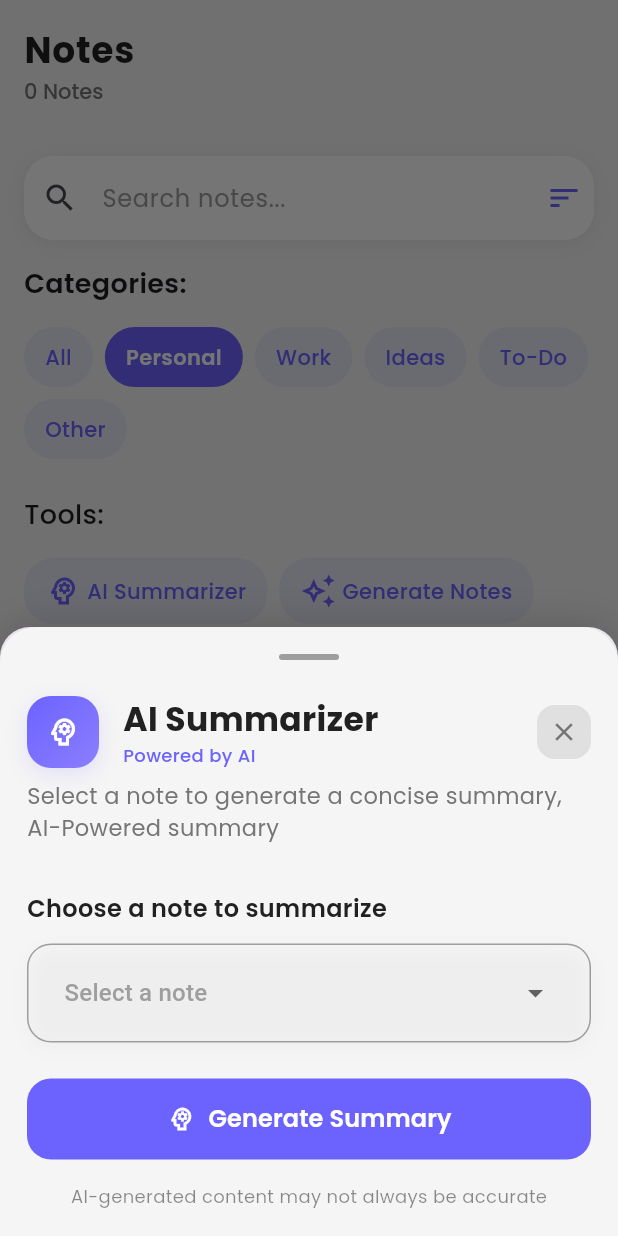
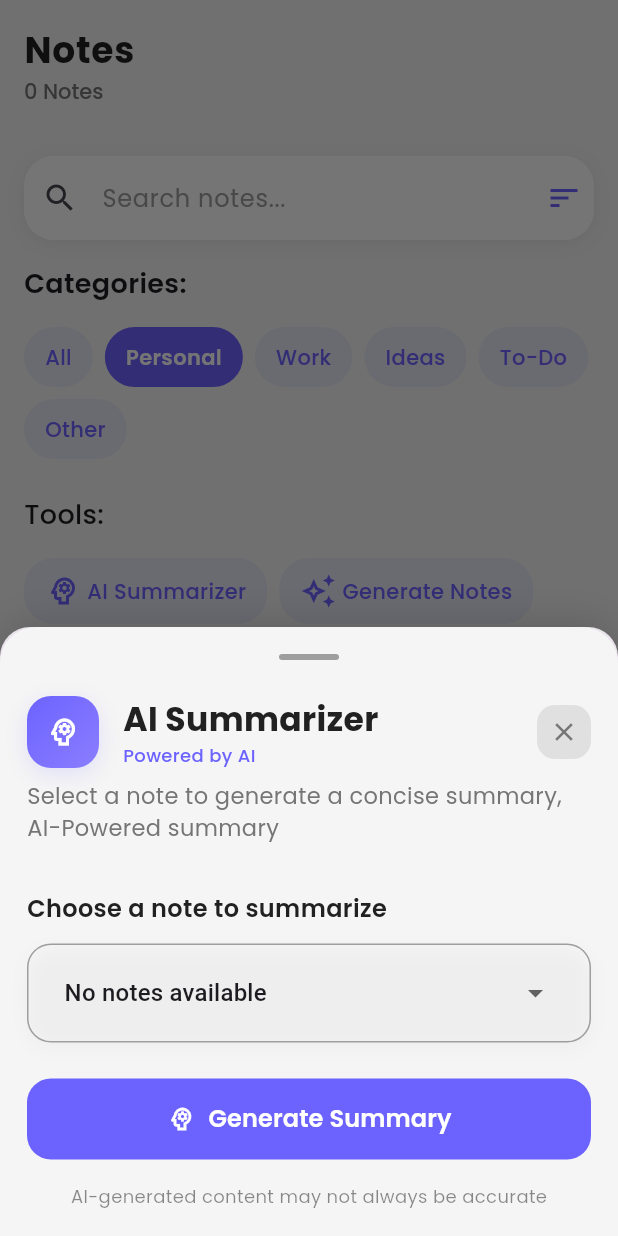
Before and after one commit to SahilLiotech/Notes-App, a Flutter app: the screen it shows after launch, after a tap on "AI Summarizer", on a phone screen of 412 x 824 dp. Run offline on Flutter 3.47's test engine with Material 3 defaults, Android fonts, the phone set to English and light mode, and no system bars; drawn by our look-alikes of toastification; our stand-ins replace animate_do, firebase_core, flutter_riverpod, google_fonts, hive, open_file and 3 more; missing offline and left inert: flutter_quill; accounts and stored records are empty.

```diff
--- a/lib/main.dart
+++ b/lib/main.dart
@@ -1,7 +1,9 @@
+import 'package:firebase_core/firebase_core.dart';
 import 'package:flutter/material.dart';
 import 'package:flutter_riverpod/flutter_riverpod.dart';
 import 'package:hive/hive.dart';
 import 'package:notes_app/datasource/notes_model.dart';
+import 'package:notes_app/firebase_options.dart';
 import 'package:notes_app/screens/home_screen.dart';
 import 'package:path_provider/path_provider.dart';
 import 'package:flutter_quill/flutter_quill.dart';
@@ -10,6 +12,8 @@ import 'package:toastification/toastification.dart';
 
 void main() async {
   WidgetsFlutterBinding.ensureInitialized();
+
+  await Firebase.initializeApp(options: DefaultFirebaseOptions.currentPlatform);
 
   final dir = await getApplicationDocumentsDirectory();
   Hive.init(dir.path);
--- a/lib/screens/home_screen.dart
+++ b/lib/screens/home_screen.dart
@@ -221,7 +221,8 @@ class _HomeScreenState extends ConsumerState<HomeScreen> {
                       )
                       : ListView.separated(
                         itemCount: notes.length,
-                        separatorBuilder: (_, __) => const SizedBox(height: 12),
+                        separatorBuilder:
+                            (context, _) => const SizedBox(height: 12),
                         physics: const BouncingScrollPhysics(),
                         padding: const EdgeInsets.only(bottom: 20),
                         itemBuilder: (context, index) {
--- a/lib/widgets/ai_summarizer_bottom_sheet.dart
+++ b/lib/widgets/ai_summarizer_bottom_sheet.dart
@@ -1,16 +1,20 @@
 import 'package:flutter/material.dart';
+import 'package:flutter_riverpod/flutter_riverpod.dart';
 import 'package:google_fonts/google_fonts.dart';
 import 'package:notes_app/widgets/custom_toast.dart';
 
-class AiSummarizerBottomSheet extends StatefulWidget {
+import '../provider/notes_provider.dart';
+
+class AiSummarizerBottomSheet extends ConsumerStatefulWidget {
   const AiSummarizerBottomSheet({super.key});
 
   @override
-  State<AiSummarizerBottomSheet> createState() =>
+  ConsumerState<AiSummarizerBottomSheet> createState() =>
       _AiSummarizerBottomSheetState();
 }
 
-class _AiSummarizerBottomSheetState extends State<AiSummarizerBottomSheet> {
+class _AiSummarizerBottomSheetState
+    extends ConsumerState<AiSummarizerBottomSheet> {
   final TextEditingController promptController = TextEditingController();
   bool isGenerating = false;
 
@@ -176,7 +180,10 @@ class _AiSummarizerBottomSheetState extends State<AiSummarizerBottomSheet> {
                   ),
                   child: Padding(
                     padding: const EdgeInsets.symmetric(horizontal: 16.0),
-                    child: DropdownButton(
+                    child: Consumer(
+                      builder: (context, ref, child) {
+                        final notes = ref.watch(notesProvider);
+                        return DropdownButton(
                           borderRadius: BorderRadius.circular(16),
                           padding: const EdgeInsets.all(8),
                           isExpanded: true,
@@ -186,16 +193,28 @@ class _AiSummarizerBottomSheetState extends State<AiSummarizerBottomSheet> {
                             style: TextStyle(color: Colors.grey),
                           ),
                           value: null,
-                      items: const [
+                          items:
+                              notes.isNotEmpty
+                                  ? notes.map((note) {
+                                    return DropdownMenuItem(
+                                      value: note,
+                                      child: Text(
+                                        note.title ?? 'No Title',
+                                        style: GoogleFonts.poppins(
+                                          fontSize: 14,
+                                          color: Colors.grey.shade800,
+                                        ),
+                                      ),
+                                    );
+                                  }).toList()
+                                  : [
                                     DropdownMenuItem(
-                          value: 'Personal',
-                          child: Text('Personal'),
+                                      child: Text('No notes available'),
                                     ),
-                        DropdownMenuItem(value: 'Work', child: Text('Work')),
-                        DropdownMenuItem(value: 'Study', child: Text('Study')),
-                        DropdownMenuItem(value: 'Other', child: Text('Other')),
                                   ],
                           onChanged: (value) {},
+                        );
+                      },
                     ),
                   ),
                 ),
--- a/pubspec.yaml
+++ b/pubspec.yaml
@@ -52,6 +52,8 @@ dependencies:
   permission_handler: ^12.0.0+1
   open_file: ^3.5.10
   device_preview: ^1.2.0
+  firebase_core: ^3.15.0
+  firebase_ai: ^2.2.0
 
 dev_dependencies:
   flutter_test:
@@ -62,7 +64,7 @@ dev_dependencies:
   # activated in the `analysis_options.yaml` file located at the root of your
   # package. See that file for information about deactivating specific lint
   # rules and activating additional ones.
-  flutter_lints: ^5.0.0
+  flutter_lints: ^6.0.0
   build_runner: ^2.4.15
   hive_generator: ^2.0.1
 
```
Also changed, not shown: firebase.json (added), lib/firebase_options.dart (added), pubspec.lock, 6 other files. Lines whose indentation alone changed are shown as unchanged.
